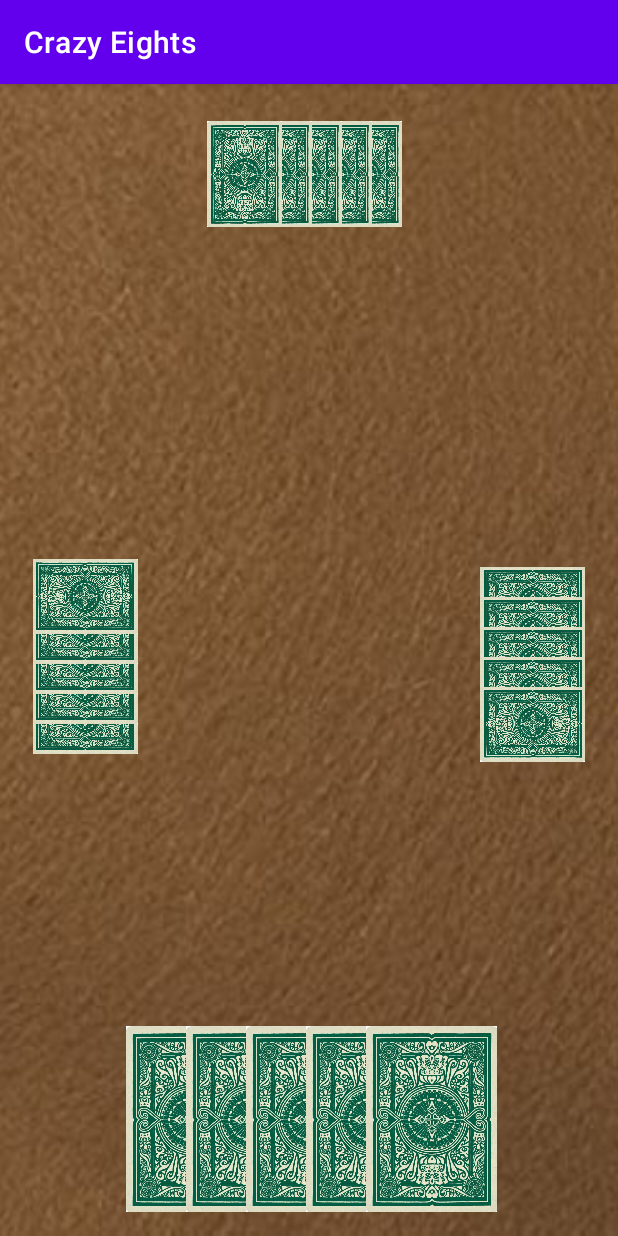
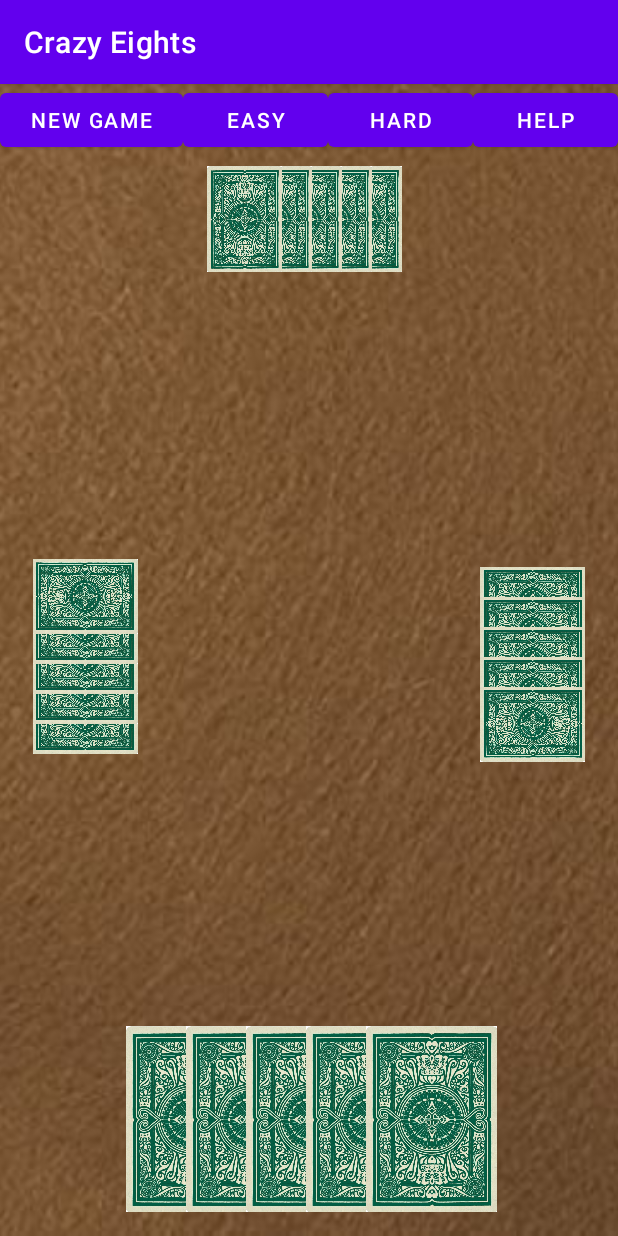
Before and after one commit to doemily/Crazy_Eights, an Android app: the screen it shows after launch (MainActivity), on a phone screen of 412 x 824 dp. Run offline under Robolectric (Android 15) with nearby library versions, the phone set to English and light mode, and no system bars.

Commit message:
Update activity_main.xml
button

```diff
--- a/app/src/main/res/layout/activity_main.xml
+++ b/app/src/main/res/layout/activity_main.xml
@@ -17,6 +17,41 @@
 
     <LinearLayout
         android:layout_width="match_parent"
+        android:layout_height="match_parent"
+        android:orientation="horizontal">
+
+        <Button
+            android:id="@+id/newGame"
+            android:layout_width="wrap_content"
+            android:layout_height="wrap_content"
+            android:layout_weight="1"
+            android:text="New Game" />
+
+        <Button
+            android:id="@+id/easyMode"
+            android:layout_width="wrap_content"
+            android:layout_height="wrap_content"
+            android:layout_weight="1"
+            android:text="Easy" />
+
+        <Button
+            android:id="@+id/hardMode"
+            android:layout_width="wrap_content"
+            android:layout_height="wrap_content"
+            android:layout_weight="1"
+            android:text="Hard" />
+
+        <Button
+            android:id="@+id/help"
+            android:layout_width="wrap_content"
+            android:layout_height="wrap_content"
+            android:layout_weight="1"
+            android:text="Help"
+            app:iconTint="#24B84E" />
+    </LinearLayout>
+
+    <LinearLayout
+        android:layout_width="match_parent"
         android:layout_height="wrap_content"
         android:layout_marginBottom="-100dp"
         android:layout_weight="0"
@@ -25,6 +60,7 @@
         android:clipChildren="true"
         android:gravity="center"
         android:orientation="horizontal"
+        android:translationY="30dp"
         android:visibility="visible"
         app:layout_constraintBottom_toTopOf="@+id/imageView"
         tools:layout_editor_absoluteX="0dp">
```
